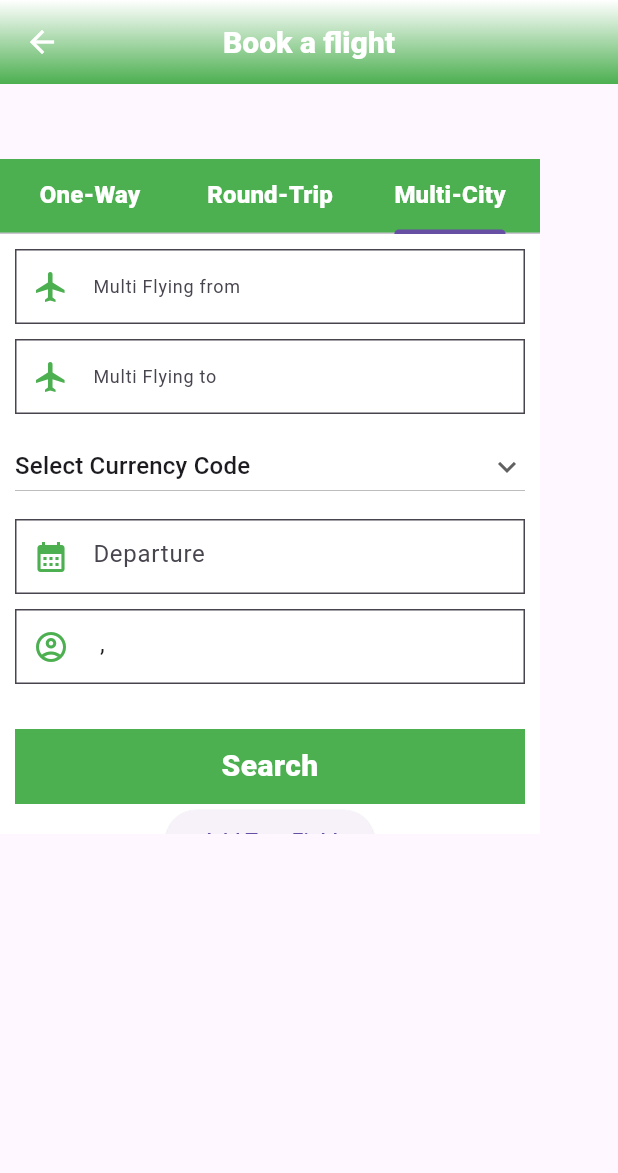
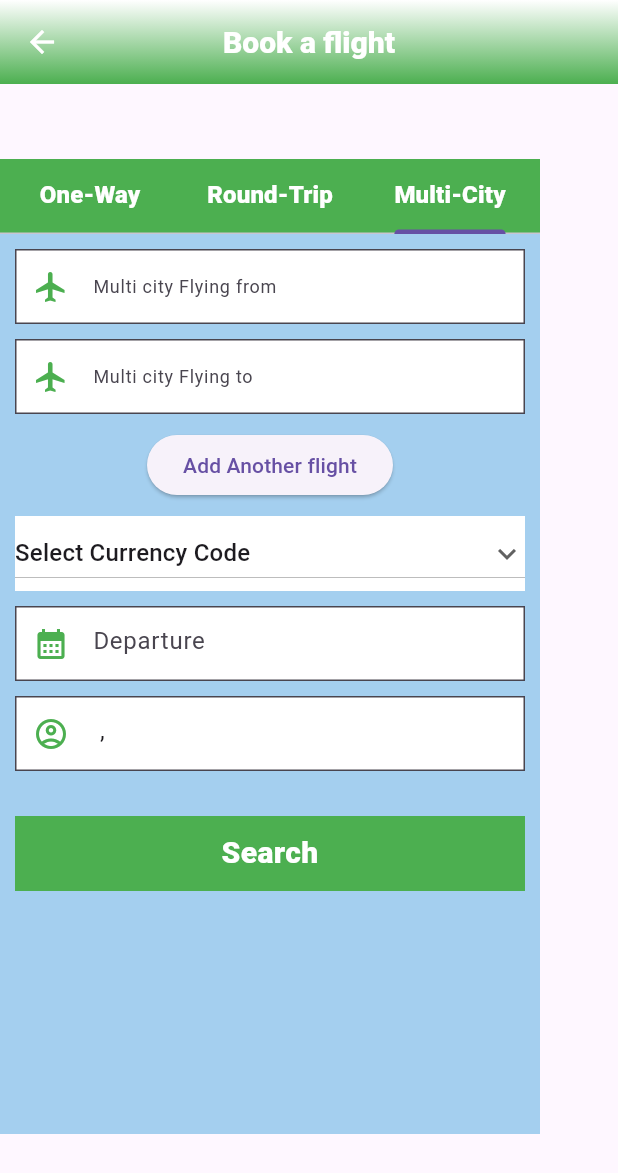
Before and after one commit to Sureshbandarudot/abisiniyaflightsdev, a Flutter app: the FlightSearchVC screen opened directly, tab 3 chosen, on a phone screen of 412 x 824 dp. Shown: the top 1173 px of the screen. Run offline on Flutter 3.47's test engine with Material 3 defaults, Android fonts, the phone set to English and light mode, and no system bars; our stand-ins replace flutter_rating_bar, google_fonts, image_picker, introduction_screen, shared_preferences; missing offline and left inert: book_my_seat, dart:ffi, mailer, new_version_plus; accounts and stored records are empty; Roboto replaces fonts that are missing (Baloo).

Commit message:
Multi city User interface integration completed...

```diff
--- a/lib/Flight_Amadeus_Screens/FlightSearchVC.dart
+++ b/lib/Flight_Amadeus_Screens/FlightSearchVC.dart
@@ -28,22 +28,38 @@ class _FlightSearchVCState extends State<FlightSearchVC> with SingleTickerProvid
   List<Widget> textFields = [];
 
   // Function to add a new TextField
+
+
   void _addTextField() {
     setState(() {
+      textFields.add(SizedBox(height: 10)); // Adds 20 units of space
+      textFields.add(
+        Container(
+          width: 340, // Adjust the width as needed
+          height: 50, // Adjust the height as needed
+          child: TextField(
+            onTap: ()async{
+              print('Add another flight...');
+            },
+              decoration: InputDecoration(
+                filled: true,
+                fillColor: Color(0xFFFFFFFF),
+                prefixIcon: Icon(
+                    Icons.flight, color: Colors.green),
+                border: OutlineInputBorder(
+                  borderRadius: BorderRadius.all(
+                    Radius.circular(0),
+                  ),
+                ),
+                hintText: 'Add Multi city Flying to',
+              )
+          ),
+        ),
+      );
+    });
+  }
 
-      textFields.add(SizedBox(height: 20)); // Adds 20 units of space
 
-      textFields.add(TextField(
-        decoration: InputDecoration(
-          labelText: 'Enter text',
-          border: OutlineInputBorder(),
-        ),
-      ));
-      SizedBox(height: 20);// Add space between TextField widgets
-
-    }
-    );
-  }
 
   String classstr = '';
   String currency_code_dropdownvalue = 'Select Currency Code';
@@ -421,7 +437,7 @@ class _FlightSearchVCState extends State<FlightSearchVC> with SingleTickerProvid
           Container(
             //margin: EdgeInsets.fromLTRB(30, 0, 0, 0),
             //padding: EdgeInsets.fromLTRB(12, 12, 12, 12),
-            height: 400,
+            height: 600,
             width: 360,
     margin: EdgeInsets.only(
     left: 0.0, top: 0.0, right: 0.0, bottom: 0.0),
@@ -883,7 +899,7 @@ class _FlightSearchVCState extends State<FlightSearchVC> with SingleTickerProvid
                           Container(
                             height: 50,
                             width: 165,
-                            color: Colors.red,
+                            color: Colors.white,
                             child: TextField(
                                 style: TextStyle(fontSize: 15),
                                 decoration: InputDecoration(
@@ -1087,7 +1103,10 @@ class _FlightSearchVCState extends State<FlightSearchVC> with SingleTickerProvid
                   //Multi - city
                   Expanded(
                     child: Container(
-                      color: Colors.white,
+                      height: 600,
+                      //color: Colors.red,
+                      color: Color.fromRGBO(133, 193, 233, 0.5),
+
                       child: LayoutBuilder(
                         builder: (context, constraint) {
                           return SingleChildScrollView(
@@ -1144,7 +1163,7 @@ class _FlightSearchVCState extends State<FlightSearchVC> with SingleTickerProvid
                                                     Radius.circular(0),
                                                   ),
                                                 ),
-                                                hintText: 'Multi Flying from',
+                                                hintText: 'Multi city Flying from',
                                               ),
                                             ),
                                           ),
@@ -1152,6 +1171,7 @@ class _FlightSearchVCState extends State<FlightSearchVC> with SingleTickerProvid
                                           SizedBox(
                                             height: 10,
                                           ),
+
                                           Container(
                                             height: 50,
                                             width: 340,
@@ -1187,10 +1207,24 @@ class _FlightSearchVCState extends State<FlightSearchVC> with SingleTickerProvid
                                                     Radius.circular(0),
                                                   ),
                                                 ),
-                                                hintText: 'Multi Flying to',
+                                                hintText: 'Multi city Flying to',
                                               ),
                                             ),
                                           ),
+                                          //SizedBox(height: 5), // Space between button and text fields
+                                          Column(
+                                            children: textFields,
+                                            //     onTap: () async{
+
+                                          ),
+                                          SizedBox(
+                                            height: 10,
+                                          ),
+                                          ElevatedButton(
+                                            onPressed: _addTextField,
+                                            child: Text('Add Another flight'),
+                                          ),
+
                                           SizedBox(
                                             height: 10,
                                           ),
@@ -1394,14 +1428,7 @@ class _FlightSearchVCState extends State<FlightSearchVC> with SingleTickerProvid
                                     ),
 
                                     //Add textfields
-                                    ElevatedButton(
-                                      onPressed: _addTextField,
-                                      child: Text('Add Text Field'),
-                                    ),
-                                    SizedBox(height: 20), // Space between button and text fields
-                                    Column(
-                                      children: textFields,
-                                    ),
+
 
 
                                   ],
```
